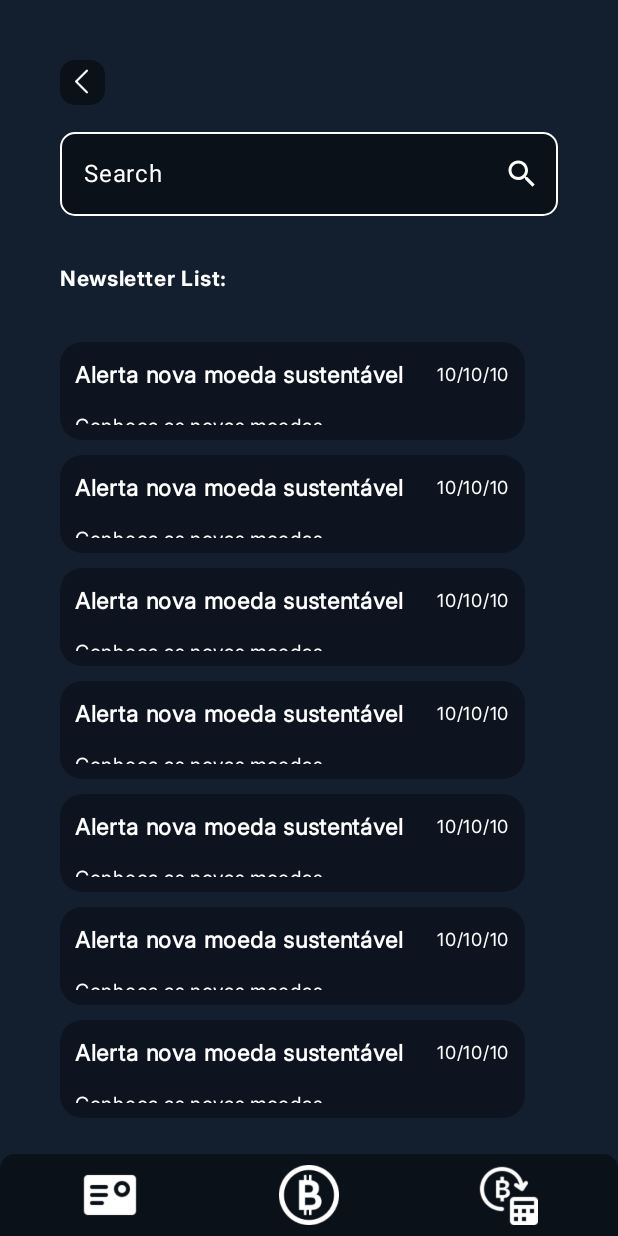
After one commit to carloshenriquefs/satoshi-news, an Android app built with Jetpack Compose: the composable NewsLetterListScreen shown on its own in the app's theme, on a phone screen of 412 x 824 dp. The commit adds this screen. Run offline under Robolectric (Android 15) with nearby library versions, the phone set to English and light mode, and no system bars.

Commit message:
feat: criando telas de (Conversion, NewsLetterList, NewsLetter)

```diff
--- /dev/null
+++ b/app/src/main/java/br/com/fiap/satoshi/screens/NewsLetterListScreen.kt
@@ -0,0 +1,133 @@
+package br.com.fiap.satoshi.screens
+
+import androidx.compose.foundation.ScrollState
+import androidx.compose.foundation.background
+import androidx.compose.foundation.layout.Box
+import androidx.compose.foundation.layout.Column
+import androidx.compose.foundation.layout.Spacer
+import androidx.compose.foundation.layout.fillMaxSize
+import androidx.compose.foundation.layout.height
+import androidx.compose.foundation.layout.padding
+import androidx.compose.foundation.verticalScroll
+import androidx.compose.material3.Text
+import androidx.compose.runtime.Composable
+import androidx.compose.ui.Modifier
+import androidx.compose.ui.res.colorResource
+import androidx.compose.ui.res.painterResource
+import androidx.compose.ui.res.stringResource
+import androidx.compose.ui.text.font.FontWeight
+import androidx.compose.ui.tooling.preview.Preview
+import androidx.compose.ui.unit.dp
+import androidx.compose.ui.unit.sp
+import br.com.fiap.satoshi.R
+import br.com.fiap.satoshi.components.Back
+import br.com.fiap.satoshi.components.Card
+import br.com.fiap.satoshi.components.Menu
+import br.com.fiap.satoshi.components.OutlinedTextField
+import br.com.fiap.satoshi.ui.theme.InterBold
+
+@Composable
+fun NewsLetterListScreen() {
+
+    Box(
+        modifier = Modifier
+            .background(colorResource(id = R.color.background))
+            .fillMaxSize()
+    ) {
+
+        Column(
+            modifier = Modifier.padding(40.dp)
+        ) {
+            Back.ComponentBack(
+                stringResource(R.string.back_icon)
+            )
+
+            OutlinedTextField.ComponentSearch()
+
+            Spacer(modifier = Modifier.height(30.dp))
+
+            Text(
+                text = stringResource(R.string.newsletter),
+                fontSize = 14.sp,
+                fontWeight = FontWeight.Bold,
+                color = colorResource(id = R.color.white),
+                fontFamily = InterBold
+            )
+
+            Column(
+                modifier = Modifier
+                    .fillMaxSize()
+                    .verticalScroll(ScrollState(0))
+            ) {
+
+                Spacer(modifier = Modifier.height(30.dp))
+
+                Card.ComponentNewsLetter(
+                    stringResource(R.string.alert),
+                    stringResource(R.string.date),
+                    stringResource(R.string.coin)
+                )
+
+                Spacer(modifier = Modifier.height(10.dp))
+
+                Card.ComponentNewsLetter(
+                    stringResource(R.string.alert),
+                    stringResource(R.string.date),
+                    stringResource(R.string.coin)
+                )
+
+                Spacer(modifier = Modifier.height(10.dp))
+
+                Card.ComponentNewsLetter(
+                    stringResource(R.string.alert),
+                    stringResource(R.string.date),
+                    stringResource(R.string.coin)
+                )
+
+                Spacer(modifier = Modifier.height(10.dp))
+
+                Card.ComponentNewsLetter(
+                    stringResource(R.string.alert),
+                    stringResource(R.string.date),
+                    stringResource(R.string.coin)
+                )
+
+                Spacer(modifier = Modifier.height(10.dp))
+
+                Card.ComponentNewsLetter(
+                    stringResource(R.string.alert),
+                    stringResource(R.string.date),
+                    stringResource(R.string.coin)
+                )
+
+                Spacer(modifier = Modifier.height(10.dp))
+
+                Card.ComponentNewsLetter(
+                    stringResource(R.string.alert),
+                    stringResource(R.string.date),
+                    stringResource(R.string.coin)
+                )
+
+                Spacer(modifier = Modifier.height(10.dp))
+
+                Card.ComponentNewsLetter(
+                    stringResource(R.string.alert),
+                    stringResource(R.string.date),
+                    stringResource(R.string.coin)
+                )
+            }
+        }
+
+        Menu.ComponentMenu(
+            painterResource(R.drawable.left_icon_bottom_bar),
+            painterResource(R.drawable.mid_icon_bottom_bar),
+            painterResource(R.drawable.rigth_icon_bottom_bar)
+        )
+    }
+}
+
+@Preview(showSystemUi = true)
+@Composable
+private fun NewsLetterListScreenPreview() {
+    NewsLetterListScreen()
+}
```
Also changed, not shown: app/src/main/java/br/com/fiap/satoshi/screens/ConversionScreen.kt (+177 -0 lines), app/src/main/java/br/com/fiap/satoshi/screens/NewsLetterScreen.kt (added, +141 -0 lines).
